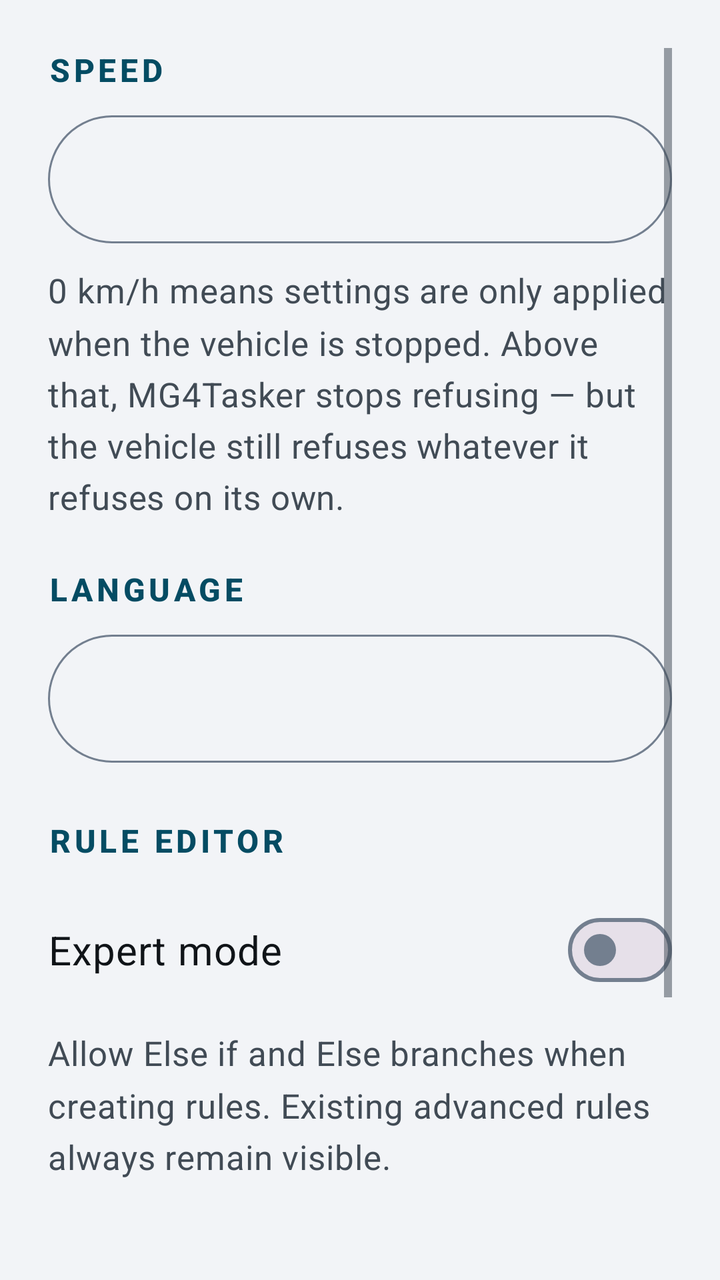
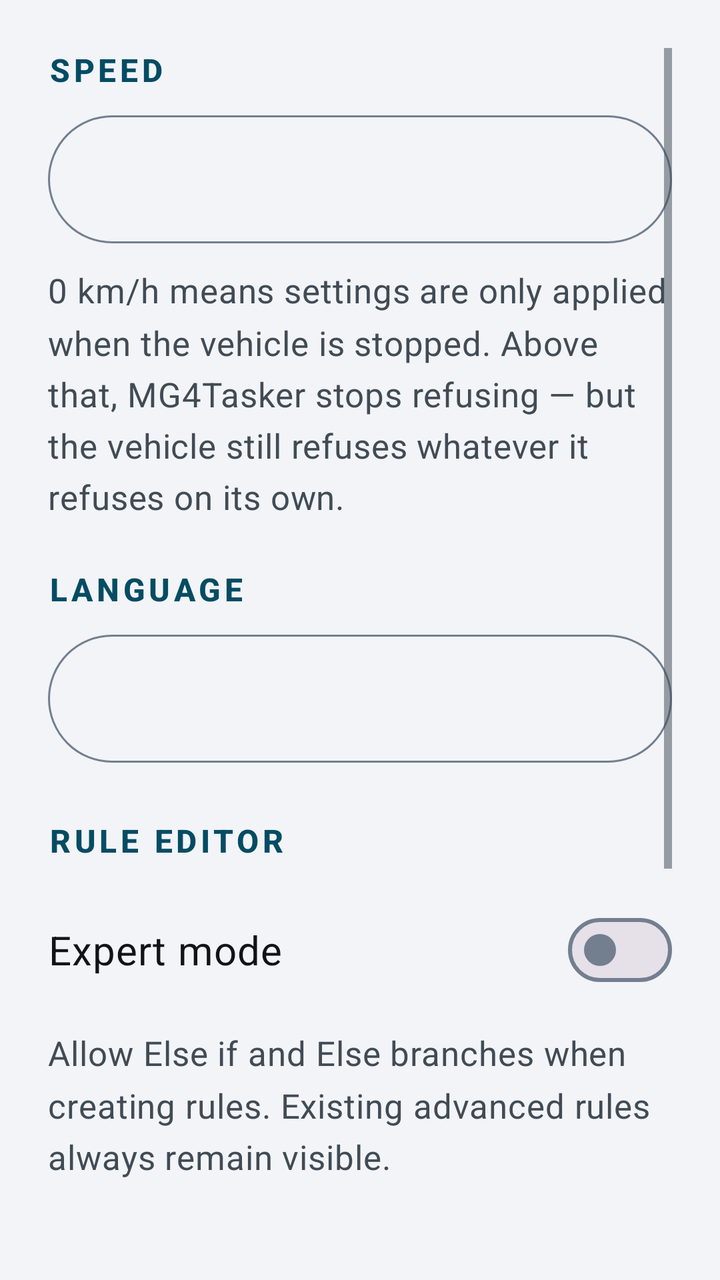

Screens rendered from an Android XML layout before and after an edit, with the pre-edit source and the edit as a unified diff.
<!-- AndroidManifest.xml: application theme Theme.MG4Tasker -->
<!-- res/layout/fragment_config.xml -->
<?xml version="1.0" encoding="utf-8"?>
<ScrollView xmlns:android="http://schemas.android.com/apk/res/android"
    android:layout_width="match_parent"
    android:layout_height="match_parent"
    android:background="@color/mg4_background"
    android:padding="@dimen/spacing_lg">

    <LinearLayout
        android:layout_width="match_parent"
        android:layout_height="wrap_content"
        android:orientation="vertical">

        <TextView
            android:layout_width="wrap_content"
            android:layout_height="wrap_content"
            android:text="@string/config_section_speed"
            android:textAppearance="@style/Text.MG4.SectionHeader" />

        <com.google.android.material.button.MaterialButton
            android:id="@+id/thresholdButton"
            style="@style/Widget.MG4.Button.Outlined"
            android:layout_width="match_parent"
            android:layout_height="wrap_content"
            android:minHeight="@dimen/touch_target"
            android:layout_marginTop="@dimen/spacing_sm" />

        <TextView
            android:id="@+id/thresholdExplain"
            android:layout_width="match_parent"
            android:layout_height="wrap_content"
            android:layout_marginTop="@dimen/spacing_sm"
            android:text="@string/rules_threshold_explain"
            android:textAppearance="@style/Text.MG4.Secondary"
            android:lineSpacingMultiplier="1.3" />

        <TextView
            android:layout_width="wrap_content"
            android:layout_height="wrap_content"
            android:layout_marginTop="@dimen/spacing_lg"
            android:text="@string/config_section_language"
            android:textAppearance="@style/Text.MG4.SectionHeader" />

        
        <com.google.android.material.button.MaterialButton
            android:id="@+id/languageButton"
            style="@style/Widget.MG4.Button.Outlined"
            android:layout_width="match_parent"
            android:layout_height="wrap_content"
            android:minHeight="@dimen/touch_target"
            android:layout_marginTop="@dimen/spacing_sm" />

        <TextView
            android:layout_width="wrap_content"
            android:layout_height="wrap_content"
            android:layout_marginTop="@dimen/spacing_lg"
            android:text="@string/config_section_rule_editor"
            android:textAppearance="@style/Text.MG4.SectionHeader" />

        <com.google.android.material.materialswitch.MaterialSwitch
            android:id="@+id/expertRulesSwitch"
            style="@style/Widget.MG4.Switch"
            android:layout_width="match_parent"
            android:layout_height="wrap_content"
            android:layout_marginTop="@dimen/spacing_sm"
            android:minHeight="@dimen/touch_target"
            android:text="@string/config_expert_rules" />

        <TextView
            android:layout_width="match_parent"
            android:layout_height="wrap_content"
            android:layout_marginTop="@dimen/spacing_xs"
            android:text="@string/config_expert_rules_explain"
            android:textAppearance="@style/Text.MG4.Secondary"
            android:lineSpacingMultiplier="1.3" />

        <TextView
            android:layout_width="wrap_content"
            android:layout_height="wrap_content"
            android:layout_marginTop="@dimen/spacing_lg"
            android:text="@string/config_section_rules_file"
            android:textAppearance="@style/Text.MG4.SectionHeader" />

        <TextView
            android:layout_width="match_parent"
            android:layout_height="wrap_content"
            android:layout_marginTop="@dimen/spacing_sm"
            android:text="@string/config_rules_file_explain"
            android:textAppearance="@style/Text.MG4.Secondary"
            android:lineSpacingMultiplier="1.3" />

        <LinearLayout
            android:layout_width="match_parent"
            android:layout_height="wrap_content"
            android:orientation="horizontal"
            android:layout_marginTop="@dimen/spacing_sm">

            <com.google.android.material.button.MaterialButton
                android:id="@+id/exportButton"
                style="@style/Widget.MG4.Button.Outlined"
                android:layout_width="0dp"
                android:layout_weight="1"
                android:layout_height="wrap_content"
                android:minHeight="@dimen/touch_target"
                android:text="@string/rules_export" />

            <com.google.android.material.button.MaterialButton
                android:id="@+id/importButton"
                style="@style/Widget.MG4.Button.Outlined"
                android:layout_width="0dp"
                android:layout_weight="1"
                android:layout_height="wrap_content"
                android:layout_marginStart="@dimen/spacing_md"
                android:minHeight="@dimen/touch_target"
                android:text="@string/rules_import" />
        </LinearLayout>
    </LinearLayout>
</ScrollView>
<!-- resources referenced by this layout -->
<resources>
  <color name="mg4_background">#FFF2F4F7</color>
  <dimen name="spacing_lg">24dp</dimen>
  <dimen name="spacing_md">16dp</dimen>
  <dimen name="spacing_sm">8dp</dimen>
  <dimen name="spacing_xs">4dp</dimen>
  <dimen name="touch_target">72dp</dimen>
  <string name="config_expert_rules">Expert mode</string>
  <string name="config_expert_rules_explain">Allow Else if and Else branches when creating rules. Existing advanced rules always remain visible.</string>
  <string name="config_rules_file_explain">Export writes every rule to a file on storage. Import replaces all current rules with those in the file.</string>
  <string name="config_section_language">LANGUAGE</string>
  <string name="config_section_rule_editor">RULE EDITOR</string>
  <string name="config_section_rules_file">RULES FILE</string>
  <string name="config_section_speed">SPEED</string>
  <string name="rules_export">Export</string>
  <string name="rules_import">Import</string>
  <string name="rules_threshold_explain">0 km/h means settings are only applied when the vehicle is stopped. Above that, MG4Tasker stops refusing — but the vehicle still refuses whatever it refuses on its own.</string>
  <style name="Text.MG4.Secondary" parent="TextAppearance.Material3.BodyMedium">
          <item name="android:textSize">@dimen/text_secondary</item>
          <item name="android:textColor">@color/mg4_text_secondary</item>
      </style>
  <style name="Text.MG4.SectionHeader" parent="TextAppearance.Material3.LabelLarge">
          <item name="android:textSize">@dimen/text_label</item>
          <item name="android:textColor">@color/mg4_accent</item>
          <item name="android:letterSpacing">0.12</item>
          <item name="android:textStyle">bold</item>
      </style>
  <style name="Widget.MG4.Switch" parent="Widget.Material3.CompoundButton.MaterialSwitch">
          <item name="android:minHeight">@dimen/touch_target</item>
          <item name="android:textSize">@dimen/text_body</item>
          <item name="android:textColor">@color/mg4_text_primary</item>
      </style>
  <dimen name="text_secondary">17sp</dimen>
  <color name="mg4_text_secondary">#FF414B55</color>
  <dimen name="text_label">16sp</dimen>
  <color name="mg4_accent">#FF044C63</color>
  <dimen name="text_body">20sp</dimen>
  <color name="mg4_text_primary">#FF101418</color>
  <color name="mg4_on_accent">#FFFFFFFF</color>
  <color name="mg4_surface">#FFFFFFFF</color>
  <color name="mg4_surface_raised">#FFE4E8ED</color>
  <color name="mg4_error">#FF8F0F18</color>
  <color name="mg4_outline">#FF737F8F</color>
  <style name="ThemeOverlay.MG4Tasker.Dialog" parent="ThemeOverlay.MG4.Dialog">
          <item name="materialAlertDialogTitleTextStyle">@style/MG4Tasker.Dialog.Title</item>
          
          <item name="materialAlertDialogBodyTextStyle">@style/MG4Tasker.Dialog.Body</item>
      </style>
  <style name="MG4Tasker.Dialog.Title" parent="MaterialAlertDialog.Material3.Title.Text">
          <item name="android:textSize">@dimen/text_title</item>
          <item name="android:textColor">@color/mg4_text_primary</item>
      </style>
  <style name="MG4Tasker.Dialog.Body" parent="MaterialAlertDialog.Material3.Body.Text">
          <item name="android:textSize">@dimen/text_body</item>
          <item name="android:textColor">@color/mg4_text_primary</item>
          <item name="android:lineSpacingMultiplier">1.3</item>
      </style>
  <style name="Widget.MG4.DialogButton" parent="Widget.Material3.Button.TextButton.Dialog">
          <item name="android:minHeight">@dimen/touch_target</item>
          <item name="android:minWidth">140dp</item>
          <item name="android:textSize">@dimen/text_body</item>
      </style>
  <dimen name="text_title">26sp</dimen>
</resources>

<!-- the commit's change to res/layout/fragment_config.xml (unified diff, before → after) -->
@@ -113,5 +113,21 @@
                 android:minHeight="@dimen/touch_target"
                 android:text="@string/rules_import" />
         </LinearLayout>
+
+        <TextView
+            android:layout_width="wrap_content"
+            android:layout_height="wrap_content"
+            android:layout_marginTop="@dimen/spacing_lg"
+            android:text="@string/config_section_about"
+            android:textAppearance="@style/Text.MG4.SectionHeader" />
+
+        <com.google.android.material.button.MaterialButton
+            android:id="@+id/aboutButton"
+            style="@style/Widget.MG4.Button.Outlined"
+            android:layout_width="match_parent"
+            android:layout_height="wrap_content"
+            android:layout_marginTop="@dimen/spacing_sm"
+            android:minHeight="@dimen/touch_target"
+            android:text="@string/about_action" />
     </LinearLayout>
 </ScrollView>
<!-- resource entries referenced after the edit -->
@@ -6,9 +6,11 @@
   <dimen name="spacing_sm">8dp</dimen>
   <dimen name="spacing_xs">4dp</dimen>
   <dimen name="touch_target">72dp</dimen>
+  <string name="about_action">About MG4 Tasker</string>
   <string name="config_expert_rules">Expert mode</string>
   <string name="config_expert_rules_explain">Allow Else if and Else branches when creating rules. Existing advanced rules always remain visible.</string>
   <string name="config_rules_file_explain">Export writes every rule to a file on storage. Import replaces all current rules with those in the file.</string>
+  <string name="config_section_about">About</string>
   <string name="config_section_language">LANGUAGE</string>
   <string name="config_section_rule_editor">RULE EDITOR</string>
   <string name="config_section_rules_file">RULES FILE</string>
